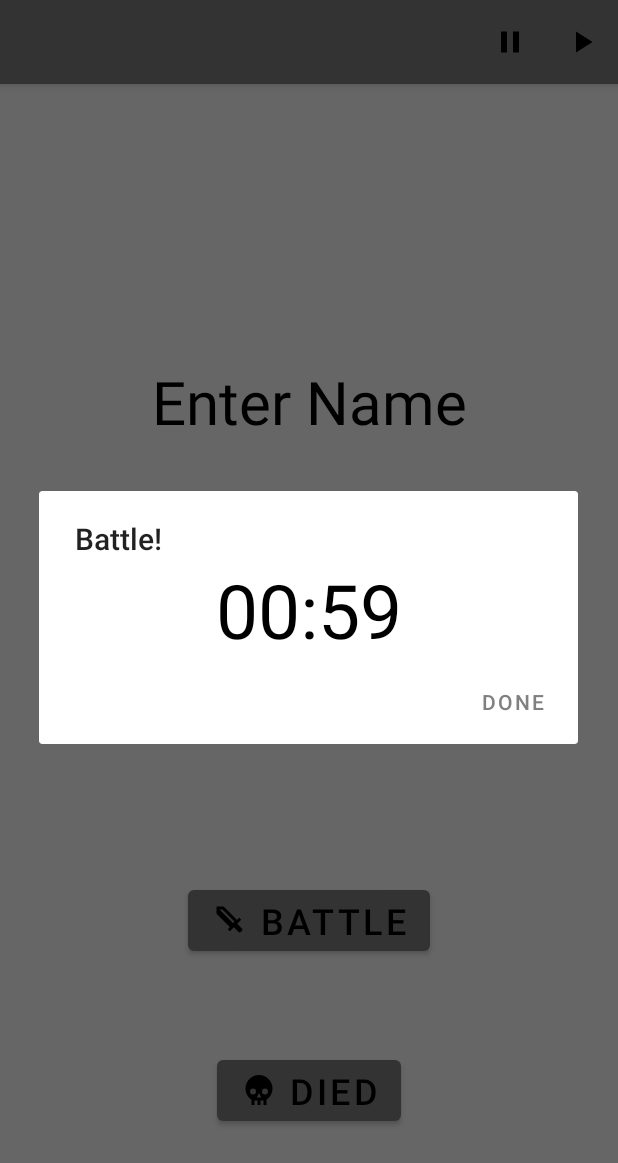
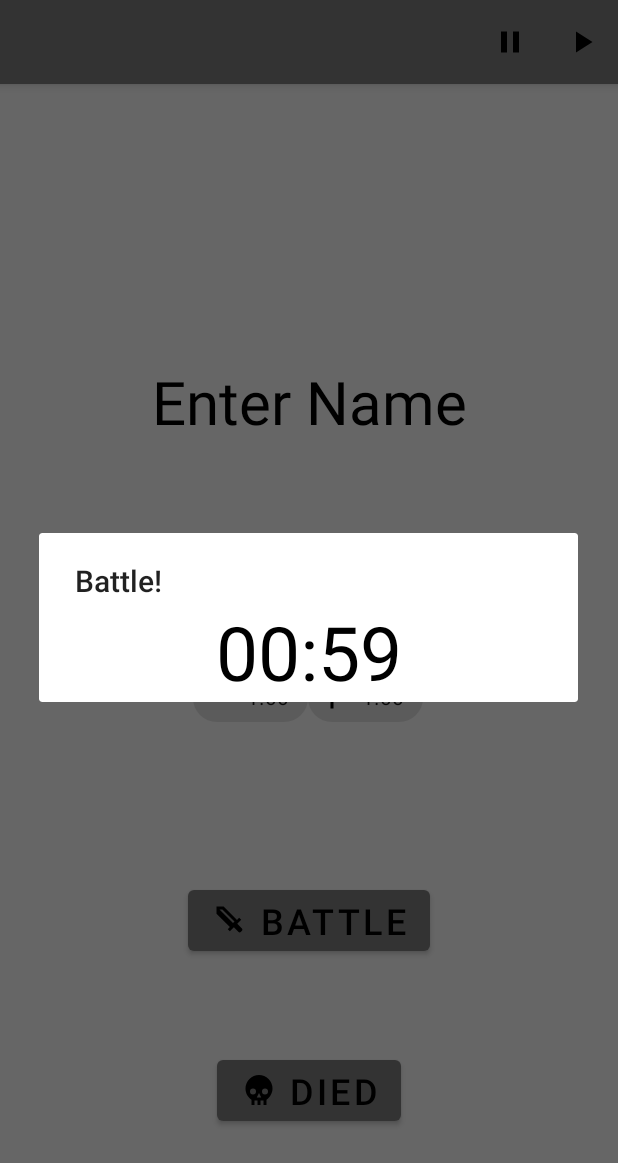
Before and after one commit to remsyk/MTG_Commander_Timer, an Android app: the fragment CountdownViewPagerFragment placed in its activity, after a tap on "BATTLE", on a phone screen of 412 x 824 dp. Shown: the top 1163 px of the screen. Run offline under Robolectric (Android 15) with nearby library versions, the phone set to English and light mode, and no system bars.

Commit message:
fixed start button

```diff
--- a/app/src/main/java/com/example/mtg_commander_timer/dialogs/BattleDialog.kt
+++ b/app/src/main/java/com/example/mtg_commander_timer/dialogs/BattleDialog.kt
@@ -2,6 +2,7 @@ package com.example.mtg_commander_timer.dialogs
 
 import android.app.AlertDialog
 import android.app.Dialog
+import android.content.DialogInterface
 import android.os.Bundle
 import android.os.CountDownTimer
 import android.view.LayoutInflater
@@ -39,11 +40,15 @@ class BattleDialog : DialogFragment() {
 
         }
 
-        return AlertDialog.Builder(requireContext()).setTitle("Battle!").setNegativeButton("Done") { dialog, which ->
-            getValue?.let { it(true)
-                timer.cancel()
-            }
-        }.setView(rootView).create()
+        return AlertDialog.Builder(requireContext()).setTitle("Battle!").setView(rootView).create()
+    }
+
+    override fun onDismiss(dialog: DialogInterface) {
+        super.onDismiss(dialog)
+        getValue?.let { it(true)
+            timer.cancel()
+        }
+
     }
 
 
--- a/app/src/main/java/com/example/mtg_commander_timer/fragments/CountdownFragment.kt
+++ b/app/src/main/java/com/example/mtg_commander_timer/fragments/CountdownFragment.kt
@@ -31,7 +31,6 @@ class CountdownFragment : Fragment() {
 
         arguments?.getInt("FRG_POSITION")?.let {
             fragmentPos = it
-            currentFragNum = it
         }
 
 
--- a/app/src/main/java/com/example/mtg_commander_timer/fragments/CountdownViewPagerFragment.kt
+++ b/app/src/main/java/com/example/mtg_commander_timer/fragments/CountdownViewPagerFragment.kt
@@ -9,6 +9,7 @@ import androidx.fragment.app.FragmentManager
 import androidx.fragment.app.FragmentStatePagerAdapter
 import androidx.viewpager.widget.ViewPager
 import com.example.mtg_commander_timer.CountDownViewModel
+import com.example.mtg_commander_timer.MainActivity
 import com.example.mtg_commander_timer.R
 
 /**
@@ -72,6 +73,9 @@ class CountdownViewPagerFragment : Fragment() {
             }
 
             override fun onPageSelected(position: Int) {
+
+                MainActivity.currentFragNum = position
+
                 CountDownViewModel.stopTimer()
                 CountDownViewModel.setTimer(
                     position
```
Also changed, not shown: app/src/main/java/com/example/mtg_commander_timer/MainActivity.kt (+5 -3 lines).
